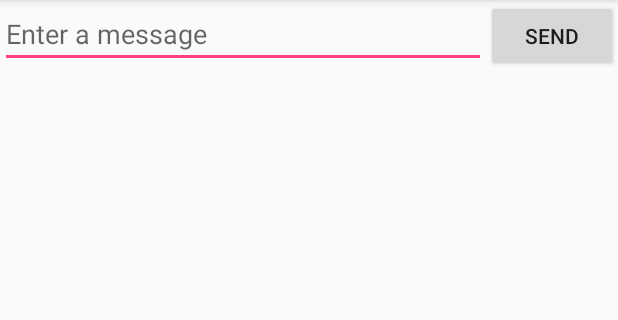
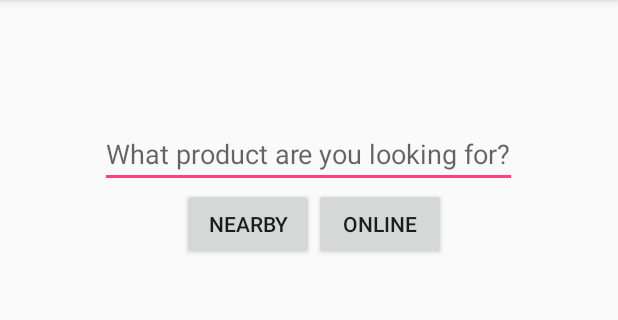
Before and after one commit to saaamxzy/Android_smartshop, an Android app: the screen it shows after launch (MainActivity), on a phone screen of 412 x 824 dp, the part 84-404 px from its top. Run offline under Robolectric (Android 15) with nearby library versions, the phone set to English and light mode, and no system bars.

Commit message:
Maps frame

```diff
--- a/app/src/main/java/com/group3/smartshop/MainActivity.java
+++ b/app/src/main/java/com/group3/smartshop/MainActivity.java
@@ -15,20 +15,10 @@ public class MainActivity extends AppCompatActivity {
     protected void onCreate(Bundle savedInstanceState) {
         super.onCreate(savedInstanceState);
         setContentView(R.layout.activity_main);
-
-        Intent intent = getIntent();
-        String message = intent.getStringExtra(MainActivity.EXTRA_MESSAGE);
-        TextView textView = new TextView(this);
-        textView.setTextSize(40);
-        textView.setText(message);
-
-        ViewGroup layout = (ViewGroup) findViewById(R.id.activity_online_search);
-        layout.addView(textView);
-
     }
 
     /** Called when the user clicks the Send button */
-    public void sendMessage(View view) {
+    public void searchOnline(View view) {
         Intent intent = new Intent(this, OnlineSearchActivity.class);
         EditText editText = (EditText) findViewById(R.id.edit_message);
         String message = editText.getText().toString();
@@ -36,4 +26,11 @@ public class MainActivity extends AppCompatActivity {
         startActivity(intent);
     }
 
+    public void searchNearby(View view) {
+        Intent intent = new Intent(this, MapsActivity.class);
+        startActivity(intent);
+
+    }
+
+
 }
--- a/app/src/main/java/com/group3/smartshop/MapsActivity.java
+++ b/app/src/main/java/com/group3/smartshop/MapsActivity.java
@@ -39,7 +39,7 @@ public class MapsActivity extends FragmentActivity implements OnMapReadyCallback
         mMap = googleMap;
 
         // Add a marker in Sydney and move the camera
-        LatLng sydney = new LatLng(-34, 151);
+        LatLng sydney = new LatLng(32.8801, -117.2340);
         mMap.addMarker(new MarkerOptions().position(sydney).title("Marker in Sydney"));
         mMap.moveCamera(CameraUpdateFactory.newLatLng(sydney));
     }
--- a/app/src/main/java/com/group3/smartshop/OnlineSearchActivity.java
+++ b/app/src/main/java/com/group3/smartshop/OnlineSearchActivity.java
@@ -1,7 +1,10 @@
 package com.group3.smartshop;
 
+import android.content.Intent;
 import android.support.v7.app.AppCompatActivity;
 import android.os.Bundle;
+import android.view.ViewGroup;
+import android.widget.TextView;
 
 public class OnlineSearchActivity extends AppCompatActivity {
 
@@ -9,5 +12,14 @@ public class OnlineSearchActivity extends AppCompatActivity {
     protected void onCreate(Bundle savedInstanceState) {
         super.onCreate(savedInstanceState);
         setContentView(R.layout.activity_online_search);
+
+        Intent intent = getIntent();
+        String message = intent.getStringExtra(MainActivity.EXTRA_MESSAGE);
+        TextView textView = new TextView(this);
+        textView.setTextSize(40);
+        textView.setText(message);
+
+        ViewGroup layout = (ViewGroup) findViewById(R.id.activity_online_search);
+        layout.addView(textView);
     }
 }
--- a/app/src/main/res/layout/activity_main.xml
+++ b/app/src/main/res/layout/activity_main.xml
@@ -1,20 +1,41 @@
 <?xml version="1.0" encoding="utf-8"?>
 
-<LinearLayout
+<RelativeLayout
     xmlns:android="http://schemas.android.com/apk/res/android"
     xmlns:tools="http://schemas.android.com/tools"
     android:layout_width="match_parent"
     android:layout_height="match_parent"
     android:orientation="horizontal">
+
     <EditText android:id="@+id/edit_message"
-        android:layout_weight="1"
-        android:layout_width="0dp"
+        android:layout_width="wrap_content"
         android:layout_height="wrap_content"
         android:hint="@string/edit_message"
-        android:onClick="sendMessage" />
+        android:layout_marginTop="80dp"
+        android:layout_alignParentTop="true"
+        android:layout_centerHorizontal="true" />
+
     <Button
         android:layout_width="wrap_content"
         android:layout_height="wrap_content"
-        android:text="@string/button_send" />
+        android:text="@string/button_nearby"
+        android:onClick="searchOnline"
+        android:id="@+id/button_nearby"
+        android:layout_alignBaseline="@+id/button_online"
+        android:layout_alignBottom="@+id/button_online"
+        android:layout_toLeftOf="@+id/button_online"
+        android:layout_toStartOf="@+id/button_online" />
 
-</LinearLayout>
+    <Button
+    android:layout_width="wrap_content"
+    android:layout_height="wrap_content"
+    android:text="@string/button_online"
+    android:onClick="searchNearby"
+        android:layout_marginRight="47dp"
+    android:layout_marginEnd="47dp"
+    android:id="@+id/button_online"
+        android:layout_below="@+id/edit_message"
+        android:layout_alignRight="@+id/edit_message"
+        android:layout_alignEnd="@+id/edit_message" />
+
+</RelativeLayout>
--- a/app/src/main/res/layout/activity_maps.xml
+++ b/app/src/main/res/layout/activity_maps.xml
@@ -5,4 +5,5 @@
     android:name="com.google.android.gms.maps.SupportMapFragment"
     android:layout_width="match_parent"
     android:layout_height="match_parent"
-    tools:context="com.group3.smartshop.MapsActivity" />
+    tools:context="com.group3.smartshop.MapsActivity"
+    tools:layout="@layout/activity_maps" />
--- a/app/src/main/res/values/strings.xml
+++ b/app/src/main/res/values/strings.xml
@@ -1,6 +1,7 @@
 <resources>
     <string name="app_name">SmartShop</string>
     <string name="title_activity_maps">Map</string>
-    <string name="edit_message">Enter a message</string>
-    <string name="button_send">Send</string>
+    <string name="edit_message">What product are you looking for?</string>
+    <string name="button_online">ONLINE</string>
+    <string name="button_nearby">NEARBY</string>
 </resources>
```
